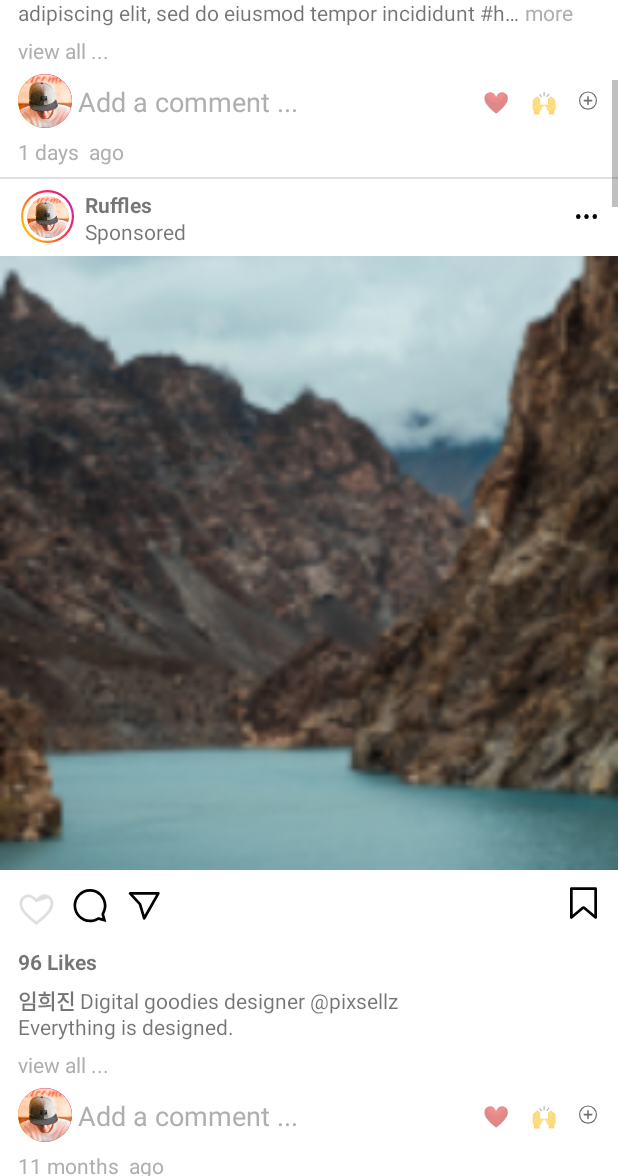
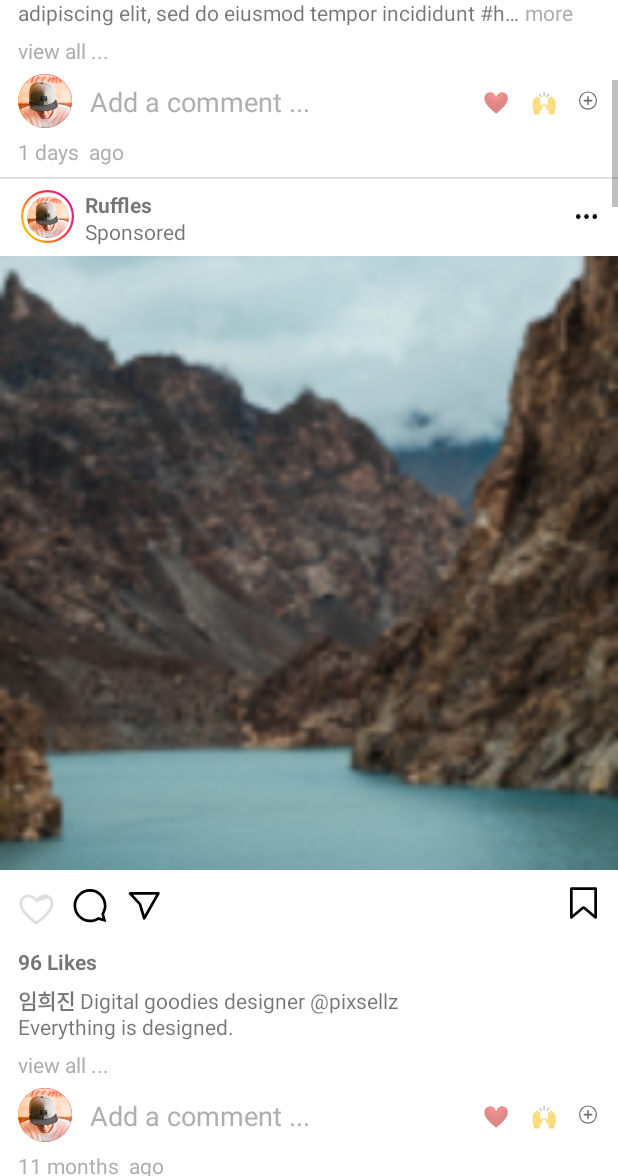
Before and after one commit to Chapter-3-2-Android/SNS-APP, an Android app: the DetailActivity screen opened directly, with no data from a screen before it, scrolled down 552 dp, on a phone screen of 412 x 824 dp, the part 60-1236 px from its top. Run offline under Robolectric (Android 15) with nearby library versions, the phone set to English and light mode, and no system bars.

Commit message:
style: comment et marginStart 추가

```diff
--- a/app/src/main/java/com/agvber/sns_app/ui/detail/DetailActivity.kt
+++ b/app/src/main/java/com/agvber/sns_app/ui/detail/DetailActivity.kt
@@ -18,6 +18,7 @@ class DetailActivity : AppCompatActivity() {
 
         val listView = binding.lvDetail
         listView.adapter = DetailListViewAdapter(this, MemoryStorage.getUser().postDatas)
+//        listView.adapter = DetailListViewAdapter(this, PreviewProvider.posts)
 
 
         listView.requestFocusFromTouch()
--- a/app/src/main/res/layout/item_detail_listview.xml
+++ b/app/src/main/res/layout/item_detail_listview.xml
@@ -194,9 +194,9 @@
             app:layout_constraintTop_toTopOf="@id/iv_commentProfile_ring"
             app:layout_constraintEnd_toStartOf="@id/tv_textHeart"
             android:background="@null"
-            android:layout_marginStart="4dp"
+            android:layout_marginStart="12dp"
             android:layout_marginEnd="4dp"
-            android:textColorHint="@color/gray"/>
+            android:textColorHint="@color/gray" />
 
         <TextView
             android:id="@+id/tv_textHeart"
```
